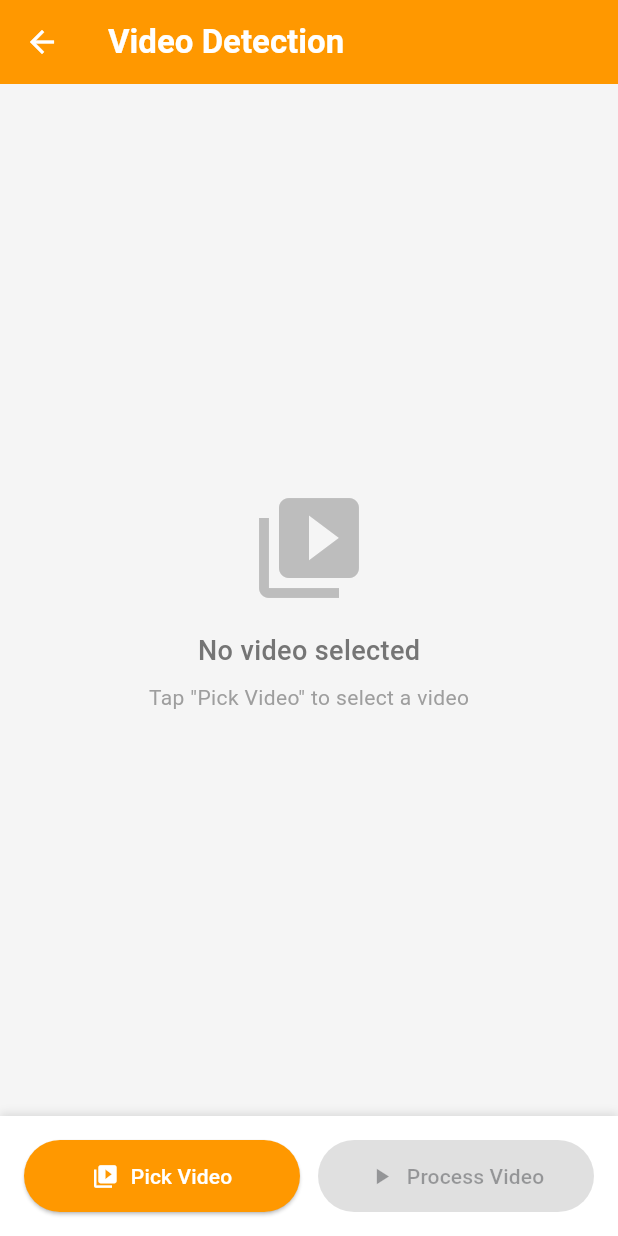
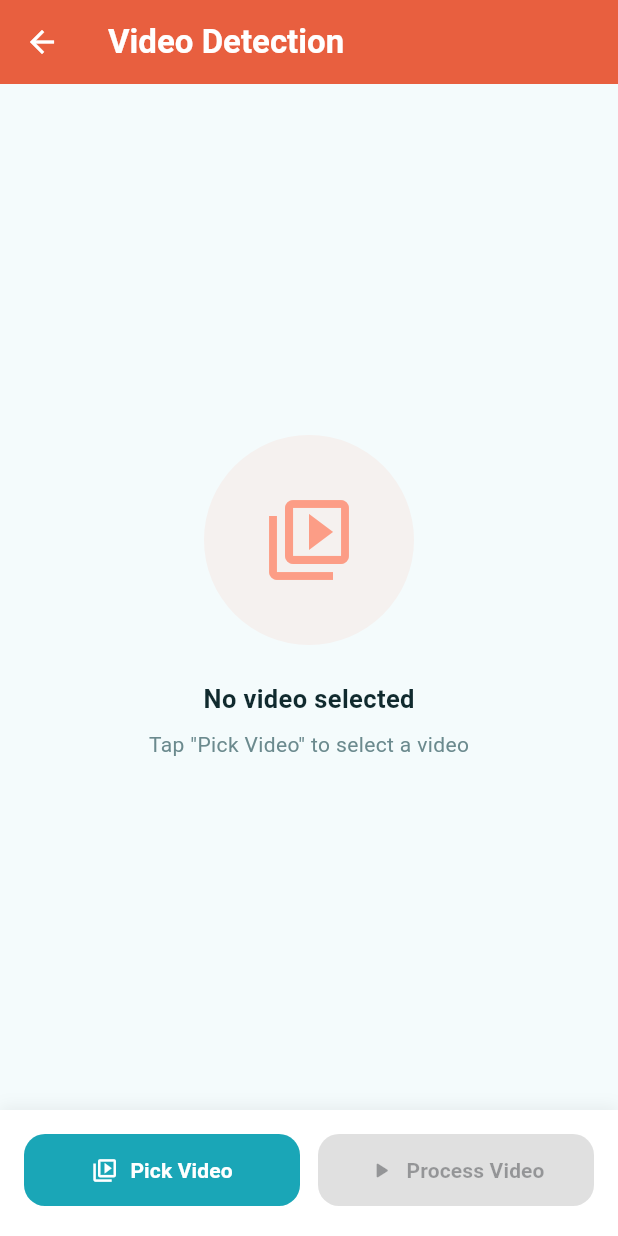
Before and after one commit to Juliartwn/corly-fluter, a Flutter app: the VideoDetectionScreen screen opened directly, after a tap on "Pick Video", on a phone screen of 412 x 824 dp. Run offline on Flutter 3.47's test engine with Material 3 defaults, Android fonts, the light colour scheme and no system bars; our stand-ins replace flutter_svg, image_picker, video_player; missing offline and left inert: tflite_flutter, video_thumbnail.

Commit message:
feat: Enhance video detection screen with improved timestamp matching and custom toast notifications

```diff
--- a/lib/presentation/screens/video_detection_screen.dart
+++ b/lib/presentation/screens/video_detection_screen.dart
@@ -8,6 +8,8 @@ import 'package:path_provider/path_provider.dart';
 import 'package:image/image.dart' as img;
 import '../../providers/detection_provider.dart';
 import '../../data/models/detection.dart';
+import '../../theme/colors.dart';
+import '../../theme/toast.dart';
 import '../widgets/bounding_box_painter.dart';
 
 class VideoDetectionScreen extends StatefulWidget {
@@ -26,7 +28,9 @@ class _VideoDetectionScreenState extends State<VideoDetectionScreen> {
   int _totalDetections = 0;
   String _processingStatus = '';
 
-  // Map untuk menyimpan deteksi per timestamp (dalam detik)
+  static const int _frameMatchToleranceMs = 500;
+
+  // Map untuk menyimpan deteksi per timestamp (dalam milidetik)
   final Map<int, List<Detection>> _detectionsByTimestamp = {};
   final Map<int, Size> _imageSizeByTimestamp = {};
 
@@ -41,22 +45,58 @@ class _VideoDetectionScreenState extends State<VideoDetectionScreen> {
     super.dispose();
   }
 
+  int? _getMatchingFrameTimestamp(int currentPositionMs) {
+    if (_detectionsByTimestamp.isEmpty) {
+      return null;
+    }
+
+    final exactMatch = _detectionsByTimestamp.keys.firstWhere(
+      (timestamp) => timestamp == currentPositionMs,
+      orElse: () => -1,
+    );
+
+    if (exactMatch != -1) {
+      return exactMatch;
+    }
+
+    final timestamps = _detectionsByTimestamp.keys.toList()..sort();
+    for (final timestamp in timestamps) {
+      if ((timestamp - currentPositionMs).abs() <= _frameMatchToleranceMs) {
+        return timestamp;
+      }
+    }
+
+    return null;
+  }
+
   void _onVideoPositionChanged() {
     if (_videoController == null || !_videoController!.value.isInitialized) {
       return;
     }
 
-    final currentPosition = _videoController!.value.position.inSeconds;
+    final currentPositionMs = _videoController!.value.position.inMilliseconds;
+    final matchingTimestamp = _getMatchingFrameTimestamp(currentPositionMs);
+    final detections = matchingTimestamp != null
+        ? _detectionsByTimestamp[matchingTimestamp]
+        : null;
+    final imageSize = matchingTimestamp != null
+        ? _imageSizeByTimestamp[matchingTimestamp]
+        : null;
 
-    // Cari detections terdekat dengan current position
-    if (_detectionsByTimestamp.containsKey(currentPosition)) {
     if (mounted) {
       setState(() {
-          _currentDetections = _detectionsByTimestamp[currentPosition];
-          _currentImageSize = _imageSizeByTimestamp[currentPosition];
+        _currentDetections = detections;
+        _currentImageSize = imageSize;
       });
     }
   }
+
+  void _showSnack(
+    String message, {
+    CorlyToastType type = CorlyToastType.success,
+  }) {
+    if (!mounted) return;
+    CorlyToast.show(context, message: message, type: type);
   }
 
   Future<void> _pickVideo() async {
@@ -86,37 +126,19 @@ class _VideoDetectionScreenState extends State<VideoDetectionScreen> {
           _isVideoInitialized = true;
         });
 
-        if (mounted) {
-          ScaffoldMessenger.of(context).showSnackBar(
-            const SnackBar(
-              content: Text(
+        _showSnack(
           'Video loaded. Tap "Process Video" to start detection',
-              ),
-              backgroundColor: Colors.green,
-            ),
+          type: CorlyToastType.success,
         );
       }
-      }
     } catch (e) {
-      if (mounted) {
-        ScaffoldMessenger.of(context).showSnackBar(
-          SnackBar(
-            content: Text('Error loading video: $e'),
-            backgroundColor: Colors.red,
-          ),
-        );
-      }
+      _showSnack('Error loading video: $e', type: CorlyToastType.error);
     }
   }
 
   Future<void> _processVideo() async {
     if (_videoController == null || !_isVideoInitialized) {
-      ScaffoldMessenger.of(context).showSnackBar(
-        const SnackBar(
-          content: Text('Please select a video first'),
-          backgroundColor: Colors.orange,
-        ),
-      );
+      _showSnack('Please select a video first', type: CorlyToastType.warning);
       return;
     }
 
@@ -184,8 +206,8 @@ class _VideoDetectionScreenState extends State<VideoDetectionScreen> {
         // Run detection
         await provider.detectFromImage(image);
 
-        // Simpan detection results dengan timestamp (dalam detik)
-        final timestamp = i * frameInterval;
+        // Simpan detection results dengan timestamp yang sesuai frame yang diproses
+        final timestamp = timeMs;
         final detectionCount = provider.detections.length;
 
         if (detectionCount > 0) {
@@ -213,31 +235,17 @@ class _VideoDetectionScreenState extends State<VideoDetectionScreen> {
             'Processing complete! Found $_totalDetections bleaching detections in $_totalFramesProcessed frames.';
       });
 
-      if (mounted) {
-        ScaffoldMessenger.of(context).showSnackBar(
-          SnackBar(
-            content: Text(
+      _showSnack(
         'Processed $_totalFramesProcessed frames\nFound $_totalDetections bleaching detections',
-            ),
-            backgroundColor: Colors.green,
-            duration: const Duration(seconds: 4),
-          ),
+        type: CorlyToastType.success,
       );
-      }
     } catch (e) {
       setState(() {
         _isProcessing = false;
         _processingStatus = 'Error: $e';
       });
 
-      if (mounted) {
-        ScaffoldMessenger.of(context).showSnackBar(
-          SnackBar(
-            content: Text('Error processing video: $e'),
-            backgroundColor: Colors.red,
-          ),
-        );
-      }
+      _showSnack('Error processing video: $e', type: CorlyToastType.error);
     }
   }
 
@@ -270,17 +278,19 @@ class _VideoDetectionScreenState extends State<VideoDetectionScreen> {
   @override
   Widget build(BuildContext context) {
     return Scaffold(
+      backgroundColor: CorlyColors.background,
       appBar: AppBar(
         title: const Text(
           'Video Detection',
-          style: TextStyle(fontWeight: FontWeight.bold),
+          style: TextStyle(fontWeight: FontWeight.w700),
         ),
-        backgroundColor: Colors.orange,
+        backgroundColor: CorlyColors.coralDark,
         foregroundColor: Colors.white,
+        elevation: 0,
         actions: [
           if (_videoFile != null)
             IconButton(
-              icon: const Icon(Icons.refresh),
+              icon: const Icon(Icons.refresh_rounded),
               onPressed: _isProcessing ? null : _reset,
               tooltip: 'Reset',
             ),
@@ -293,7 +303,7 @@ class _VideoDetectionScreenState extends State<VideoDetectionScreen> {
               // Video Preview Section
               Expanded(
                 child: Container(
-                  color: Colors.grey.shade100,
+                  color: CorlyColors.background,
                   child: Center(child: _buildVideoPreview()),
                 ),
               ),
@@ -301,14 +311,16 @@ class _VideoDetectionScreenState extends State<VideoDetectionScreen> {
               // Statistics Section
               if (_totalFramesProcessed > 0)
                 Container(
+                  margin: const EdgeInsets.fromLTRB(16, 0, 16, 12),
                   padding: const EdgeInsets.all(16),
                   decoration: BoxDecoration(
-                    color: Colors.white,
+                    color: CorlyColors.surface,
+                    borderRadius: BorderRadius.circular(18),
                     boxShadow: [
                       BoxShadow(
-                        color: Colors.black.withOpacity(0.1),
-                        blurRadius: 4,
-                        offset: const Offset(0, -2),
+                        color: CorlyColors.tealDark.withValues(alpha: 0.08),
+                        blurRadius: 16,
+                        offset: const Offset(0, 6),
                       ),
                     ],
                   ),
@@ -318,14 +330,14 @@ class _VideoDetectionScreenState extends State<VideoDetectionScreen> {
                       _buildStatItem(
                         'Frames',
                         _totalFramesProcessed.toString(),
-                        Icons.video_library,
-                        Colors.blue,
+                        Icons.video_library_outlined,
+                        CorlyColors.teal,
                       ),
                       _buildStatItem(
                         'Detections',
                         _totalDetections.toString(),
-                        Icons.search,
-                        Colors.green,
+                        Icons.search_rounded,
+                        CorlyColors.tealDark,
                       ),
                       _buildStatItem(
                         'Avg/Frame',
@@ -333,8 +345,8 @@ class _VideoDetectionScreenState extends State<VideoDetectionScreen> {
                             ? (_totalDetections / _totalFramesProcessed)
                                   .toStringAsFixed(1)
                             : '0',
-                        Icons.analytics,
-                        Colors.orange,
+                        Icons.analytics_outlined,
+                        CorlyColors.coral,
                       ),
                     ],
                   ),
@@ -342,13 +354,13 @@ class _VideoDetectionScreenState extends State<VideoDetectionScreen> {
 
               // Status & Control Buttons
               Container(
-                padding: const EdgeInsets.all(16),
+                padding: const EdgeInsets.fromLTRB(16, 16, 16, 20),
                 decoration: BoxDecoration(
-                  color: Colors.white,
+                  color: CorlyColors.surface,
                   boxShadow: [
                     BoxShadow(
-                      color: Colors.black.withOpacity(0.1),
-                      blurRadius: 4,
+                      color: Colors.black.withValues(alpha: 0.06),
+                      blurRadius: 8,
                       offset: const Offset(0, -2),
                     ),
                   ],
@@ -359,7 +371,7 @@ class _VideoDetectionScreenState extends State<VideoDetectionScreen> {
                     // Status Text
                     if (_processingStatus.isNotEmpty)
                       Padding(
-                        padding: const EdgeInsets.only(bottom: 12),
+                        padding: const EdgeInsets.only(bottom: 14),
                         child: Row(
                           children: [
                             if (_isProcessing)
@@ -368,14 +380,15 @@ class _VideoDetectionScreenState extends State<VideoDetectionScreen> {
                                 height: 16,
                                 child: CircularProgressIndicator(
                                   strokeWidth: 2,
+                                  color: CorlyColors.coral,
                                 ),
                               ),
                             if (_isProcessing) const SizedBox(width: 12),
                             Expanded(
                               child: Text(
                                 _processingStatus,
-                                style: TextStyle(
-                                  color: Colors.grey.shade700,
+                                style: const TextStyle(
+                                  color: CorlyColors.textSecondary,
                                   fontSize: 14,
                                 ),
                               ),
@@ -392,13 +405,20 @@ class _VideoDetectionScreenState extends State<VideoDetectionScreen> {
                           child: ElevatedButton.icon(
                             onPressed: _isProcessing ? null : _pickVideo,
                             style: ElevatedButton.styleFrom(
-                              backgroundColor: Colors.orange,
+                              backgroundColor: CorlyColors.teal,
                               foregroundColor: Colors.white,
+                              elevation: 0,
                               padding: const EdgeInsets.symmetric(vertical: 14),
                               disabledBackgroundColor: Colors.grey.shade300,
+                              shape: RoundedRectangleBorder(
+                                borderRadius: BorderRadius.circular(14),
                               ),
-                            icon: const Icon(Icons.video_library),
-                            label: const Text('Pick Video'),
+                            ),
+                            icon: const Icon(Icons.video_library_outlined),
+                            label: const Text(
+                              'Pick Video',
+                              style: TextStyle(fontWeight: FontWeight.w600),
+                            ),
                           ),
                         ),
                         const SizedBox(width: 12),
@@ -413,17 +433,26 @@ class _VideoDetectionScreenState extends State<VideoDetectionScreen> {
                                 : _processVideo,
                             style: ElevatedButton.styleFrom(
                               backgroundColor: _isProcessing
-                                  ? Colors.red
-                                  : Colors.green,
+                                  ? Colors.red.shade600
+                                  : CorlyColors.coralDark,
                               foregroundColor: Colors.white,
+                              elevation: 0,
                               padding: const EdgeInsets.symmetric(vertical: 14),
                               disabledBackgroundColor: Colors.grey.shade300,
+                              shape: RoundedRectangleBorder(
+                                borderRadius: BorderRadius.circular(14),
+                              ),
                             ),
                             icon: Icon(
-                              _isProcessing ? Icons.stop : Icons.play_arrow,
+                              _isProcessing
+                                  ? Icons.stop_rounded
+                                  : Icons.play_arrow_rounded,
                             ),
                             label: Text(
                               _isProcessing ? 'Stop' : 'Process Video',
+                              style: const TextStyle(
+                                fontWeight: FontWeight.w600,
+                              ),
                             ),
                           ),
                         ),
@@ -444,20 +473,32 @@ class _VideoDetectionScreenState extends State<VideoDetectionScreen> {
       return Column(
         mainAxisAlignment: MainAxisAlignment.center,
         children: [
-          Icon(Icons.video_library, size: 80, color: Colors.grey.shade400),
-          const SizedBox(height: 16),
-          Text(
+          Container(
+            width: 140,
+            height: 140,
+            decoration: BoxDecoration(
+              color: CorlyColors.coral.withValues(alpha: 0.08),
+              shape: BoxShape.circle,
+            ),
+            child: Icon(
+              Icons.video_library_outlined,
+              size: 64,
+              color: CorlyColors.coral.withValues(alpha: 0.7),
+            ),
+          ),
+          const SizedBox(height: 24),
+          const Text(
             'No video selected',
             style: TextStyle(
-              fontSize: 18,
-              color: Colors.grey.shade600,
-              fontWeight: FontWeight.w500,
+              fontSize: 17,
+              color: CorlyColors.textPrimary,
+              fontWeight: FontWeight.w600,
             ),
           ),
           const SizedBox(height: 8),
           Text(
             'Tap "Pick Video" to select a video',
-            style: TextStyle(fontSize: 14, color: Colors.grey.shade500),
+            style: TextStyle(fontSize: 14, color: CorlyColors.textSecondary),
           ),
         ],
       );
@@ -467,14 +508,21 @@ class _VideoDetectionScreenState extends State<VideoDetectionScreen> {
       return const Column(
         mainAxisAlignment: MainAxisAlignment.center,
         children: [
-          CircularProgressIndicator(),
+          CircularProgressIndicator(color: CorlyColors.coral),
           SizedBox(height: 16),
-          Text('Loading video...'),
+          Text(
+            'Loading video...',
+            style: TextStyle(color: CorlyColors.textSecondary),
+          ),
         ],
       );
     }
 
-    return AspectRatio(
+    return Padding(
+      padding: const EdgeInsets.all(16),
+      child: ClipRRect(
+        borderRadius: BorderRadius.circular(20),
+        child: AspectRatio(
           aspectRatio: _videoController!.value.aspectRatio,
           child: Stack(
             fit: StackFit.expand,
@@ -498,15 +546,18 @@ class _VideoDetectionScreenState extends State<VideoDetectionScreen> {
                 left: 0,
                 right: 0,
                 child: Container(
-              color: Colors.black.withOpacity(0.5),
-              padding: const EdgeInsets.symmetric(horizontal: 8, vertical: 4),
+                  color: Colors.black.withValues(alpha: 0.5),
+                  padding: const EdgeInsets.symmetric(
+                    horizontal: 8,
+                    vertical: 4,
+                  ),
                   child: Row(
                     children: [
                       IconButton(
                         icon: Icon(
                           _videoController!.value.isPlaying
-                          ? Icons.pause
-                          : Icons.play_arrow,
+                              ? Icons.pause_rounded
+                              : Icons.play_arrow_rounded,
                           color: Colors.white,
                         ),
                         onPressed: () {
@@ -524,7 +575,7 @@ class _VideoDetectionScreenState extends State<VideoDetectionScreen> {
                           _videoController!,
                           allowScrubbing: true,
                           colors: const VideoProgressColors(
-                        playedColor: Colors.orange,
+                            playedColor: CorlyColors.coral,
                             backgroundColor: Colors.white38,
                           ),
                         ),
@@ -534,6 +585,8 @@ class _VideoDetectionScreenState extends State<VideoDetectionScreen> {
                 ),
               ),
             ],
+          ),
+        ),
       ),
     );
   }
@@ -547,19 +600,22 @@ class _VideoDetectionScreenState extends State<VideoDetectionScreen> {
     return Column(
       mainAxisSize: MainAxisSize.min,
       children: [
-        Icon(icon, color: color, size: 28),
+        Icon(icon, color: color, size: 26),
         const SizedBox(height: 4),
         Text(
           value,
-          style: TextStyle(
-            fontSize: 20,
+          style: const TextStyle(
+            fontSize: 18,
             fontWeight: FontWeight.bold,
-            color: Colors.grey.shade800,
+            color: CorlyColors.textPrimary,
           ),
         ),
         Text(
           label,
-          style: TextStyle(fontSize: 12, color: Colors.grey.shade600),
+          style: const TextStyle(
+            fontSize: 12,
+            color: CorlyColors.textSecondary,
+          ),
         ),
       ],
     );
```
Lines whose indentation alone changed are shown as unchanged.
